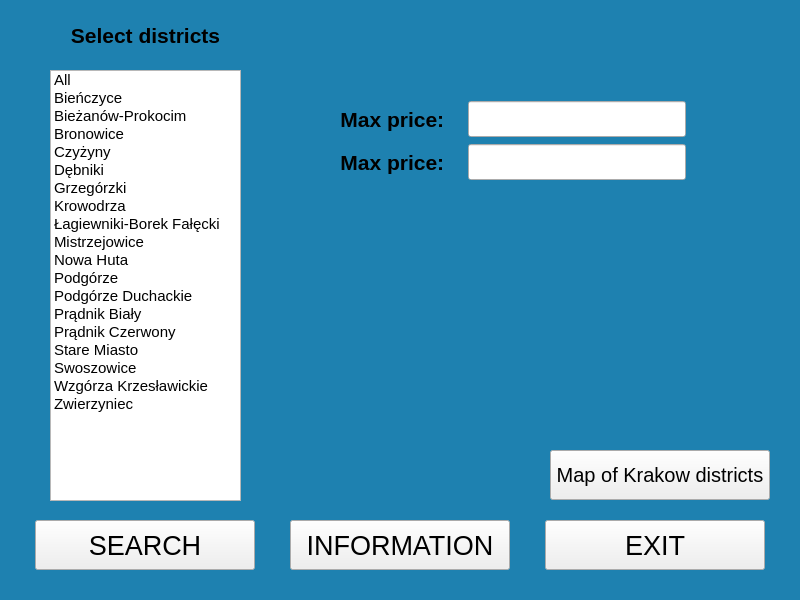
The window that MainWindow.ui (GrzegorzPustulka/Olx-Apartment-finder-GUI) describes before a commit, drawn with Qt 5.
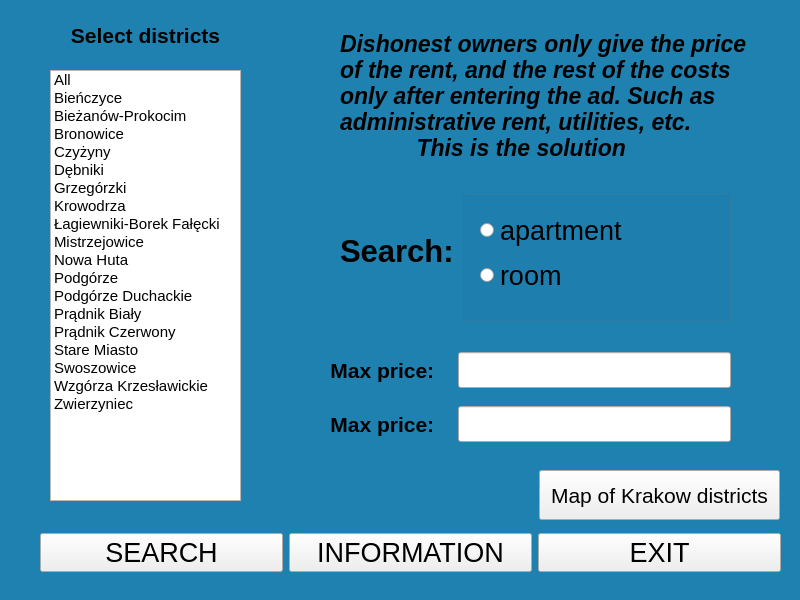
The same window after the commit.

```diff
--- a/MainWindow.ui
+++ b/MainWindow.ui
@@ -30,33 +30,6 @@
 background-color: #1e81b0;
 }</string>
   </property>
-  <widget class="QPushButton" name="informationBtn">
-   <property name="enabled">
-    <bool>true</bool>
-   </property>
-   <property name="geometry">
-    <rect>
-     <x>290</x>
-     <y>520</y>
-     <width>220</width>
-     <height>50</height>
-    </rect>
-   </property>
-   <property name="minimumSize">
-    <size>
-     <width>0</width>
-     <height>0</height>
-    </size>
-   </property>
-   <property name="font">
-    <font>
-     <pointsize>20</pointsize>
-    </font>
-   </property>
-   <property name="text">
-    <string>INFORMATION</string>
-   </property>
-  </widget>
   <widget class="QListWidget" name="districtsList">
    <property name="geometry">
     <rect>
@@ -211,128 +184,124 @@
   <widget class="QPushButton" name="mapBtn">
    <property name="geometry">
     <rect>
-     <x>550</x>
-     <y>450</y>
-     <width>220</width>
+     <x>539</x>
+     <y>470</y>
+     <width>241</width>
      <height>50</height>
     </rect>
    </property>
    <property name="font">
     <font>
-     <pointsize>15</pointsize>
+     <pointsize>16</pointsize>
+     <bold>false</bold>
     </font>
    </property>
    <property name="text">
     <string>Map of Krakow districts</string>
    </property>
   </widget>
-  <widget class="QPushButton" name="exitBtn">
-   <property name="enabled">
-    <bool>true</bool>
-   </property>
+  <widget class="QGroupBox" name="kindLayout">
    <property name="geometry">
     <rect>
-     <x>545</x>
-     <y>520</y>
-     <width>220</width>
-     <height>50</height>
+     <x>460</x>
+     <y>190</y>
+     <width>271</width>
+     <height>131</height>
     </rect>
    </property>
-   <property name="minimumSize">
-    <size>
-     <width>0</width>
-     <height>0</height>
-    </size>
+   <property name="title">
+    <string/>
    </property>
+   <widget class="QWidget" name="">
+    <property name="geometry">
+     <rect>
+      <x>20</x>
+      <y>20</y>
+      <width>149</width>
+      <height>88</height>
+     </rect>
+    </property>
+    <layout class="QVBoxLayout" name="verticalLayout">
+     <item>
+      <widget class="QRadioButton" name="apartmentRbtn">
+       <property name="font">
+        <font>
+         <pointsize>20</pointsize>
+        </font>
+       </property>
+       <property name="text">
+        <string>apartment</string>
+       </property>
+      </widget>
+     </item>
+     <item>
+      <widget class="QRadioButton" name="roomRbtn">
+       <property name="font">
+        <font>
+         <pointsize>20</pointsize>
+        </font>
+       </property>
+       <property name="text">
+        <string>room</string>
+       </property>
+      </widget>
+     </item>
+    </layout>
+   </widget>
+  </widget>
+  <widget class="QLabel" name="searchLabel">
+   <property name="geometry">
+    <rect>
+     <x>340</x>
+     <y>230</y>
+     <width>121</width>
+     <height>42</height>
+    </rect>
+   </property>
    <property name="font">
     <font>
-     <pointsize>20</pointsize>
+     <pointsize>23</pointsize>
+     <bold>true</bold>
     </font>
    </property>
    <property name="text">
-    <string>EXIT</string>
+    <string>Search: </string>
    </property>
   </widget>
-  <widget class="QPushButton" name="searchBtn">
-   <property name="enabled">
-    <bool>true</bool>
-   </property>
+  <widget class="QLabel" name="descriptionLabel">
    <property name="geometry">
     <rect>
-     <x>35</x>
-     <y>520</y>
-     <width>220</width>
-     <height>50</height>
+     <x>340</x>
+     <y>20</y>
+     <width>451</width>
+     <height>151</height>
     </rect>
    </property>
    <property name="font">
     <font>
-     <pointsize>20</pointsize>
+     <pointsize>17</pointsize>
+     <italic>true</italic>
+     <bold>true</bold>
     </font>
    </property>
-   <property name="layoutDirection">
-    <enum>Qt::LeftToRight</enum>
-   </property>
    <property name="text">
-    <string>SEARCH</string>
-   </property>
-   <property name="iconSize">
-    <size>
-     <width>16</width>
-     <height>16</height>
-    </size>
-   </property>
-   <property name="checkable">
-    <bool>false</bool>
+    <string>Dishonest owners only give the price
+of the rent, and the rest of the costs
+only after entering the ad. Such as
+administrative rent, utilities, etc.
+            This is the solution</string>
    </property>
   </widget>
   <widget class="QWidget" name="">
    <property name="geometry">
     <rect>
-     <x>340</x>
-     <y>100</y>
-     <width>346</width>
-     <height>82</height>
+     <x>330</x>
+     <y>340</y>
+     <width>401</width>
+     <height>116</height>
     </rect>
    </property>
-   <layout class="QGridLayout" name="gridLayout">
-    <item row="0" column="0">
-     <widget class="QLabel" name="maxPriceLabel">
-      <property name="font">
-       <font>
-        <pointsize>16</pointsize>
-        <bold>true</bold>
-       </font>
-      </property>
-      <property name="text">
-       <string>Max price:   </string>
-      </property>
-      <property name="alignment">
-       <set>Qt::AlignCenter</set>
-      </property>
-     </widget>
-    </item>
-    <item row="0" column="1">
-     <widget class="QLineEdit" name="maxPriceInput">
-      <property name="font">
-       <font>
-        <pointsize>18</pointsize>
-       </font>
-      </property>
-      <property name="inputMask">
-       <string/>
-      </property>
-      <property name="text">
-       <string/>
-      </property>
-      <property name="cursorPosition">
-       <number>0</number>
-      </property>
-      <property name="readOnly">
-       <bool>false</bool>
-      </property>
-     </widget>
-    </item>
+   <layout class="QGridLayout" name="priceLayout">
     <item row="1" column="0">
      <widget class="QLabel" name="minPriceLabel">
       <property name="font">
@@ -370,6 +339,124 @@
       </property>
       <property name="readOnly">
        <bool>false</bool>
+      </property>
+     </widget>
+    </item>
+    <item row="0" column="0">
+     <widget class="QLabel" name="maxPriceLabel">
+      <property name="font">
+       <font>
+        <pointsize>16</pointsize>
+        <bold>true</bold>
+       </font>
+      </property>
+      <property name="text">
+       <string>Max price:   </string>
+      </property>
+      <property name="alignment">
+       <set>Qt::AlignCenter</set>
+      </property>
+     </widget>
+    </item>
+    <item row="0" column="1">
+     <widget class="QLineEdit" name="maxPriceInput">
+      <property name="font">
+       <font>
+        <pointsize>18</pointsize>
+       </font>
+      </property>
+      <property name="inputMask">
+       <string/>
+      </property>
+      <property name="text">
+       <string/>
+      </property>
+      <property name="cursorPosition">
+       <number>0</number>
+      </property>
+      <property name="readOnly">
+       <bool>false</bool>
+      </property>
+     </widget>
+    </item>
+   </layout>
+  </widget>
+  <widget class="QWidget" name="">
+   <property name="geometry">
+    <rect>
+     <x>40</x>
+     <y>530</y>
+     <width>741</width>
+     <height>46</height>
+    </rect>
+   </property>
+   <layout class="QHBoxLayout" name="foorLayout">
+    <item>
+     <widget class="QPushButton" name="searchBtn">
+      <property name="enabled">
+       <bool>true</bool>
+      </property>
+      <property name="font">
+       <font>
+        <pointsize>20</pointsize>
+       </font>
+      </property>
+      <property name="layoutDirection">
+       <enum>Qt::LeftToRight</enum>
+      </property>
+      <property name="text">
+       <string>SEARCH</string>
+      </property>
+      <property name="iconSize">
+       <size>
+        <width>16</width>
+        <height>16</height>
+       </size>
+      </property>
+      <property name="checkable">
+       <bool>false</bool>
+      </property>
+     </widget>
+    </item>
+    <item>
+     <widget class="QPushButton" name="informationBtn">
+      <property name="enabled">
+       <bool>true</bool>
+      </property>
+      <property name="minimumSize">
+       <size>
+        <width>0</width>
+        <height>0</height>
+       </size>
+      </property>
+      <property name="font">
+       <font>
+        <pointsize>20</pointsize>
+       </font>
+      </property>
+      <property name="text">
+       <string>INFORMATION</string>
+      </property>
+     </widget>
+    </item>
+    <item>
+     <widget class="QPushButton" name="exitBtn">
+      <property name="enabled">
+       <bool>true</bool>
+      </property>
+      <property name="minimumSize">
+       <size>
+        <width>0</width>
+        <height>0</height>
+       </size>
+      </property>
+      <property name="font">
+       <font>
+        <pointsize>20</pointsize>
+       </font>
+      </property>
+      <property name="text">
+       <string>EXIT</string>
       </property>
      </widget>
     </item>
```
